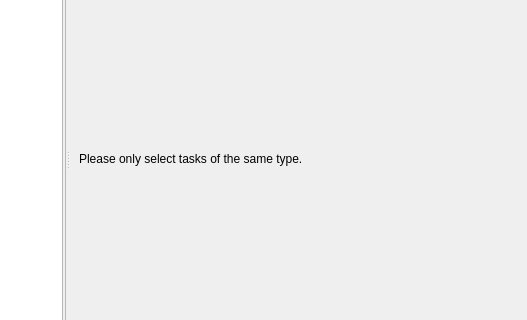
Before: the Qt Designer form resources/dialog.ui in shotgunsoftware/tk-multi-publish2, drawn with Qt 5; both pictures show x 210 to 737 and y 124 to 444 of the 737 by 615 pixel window.
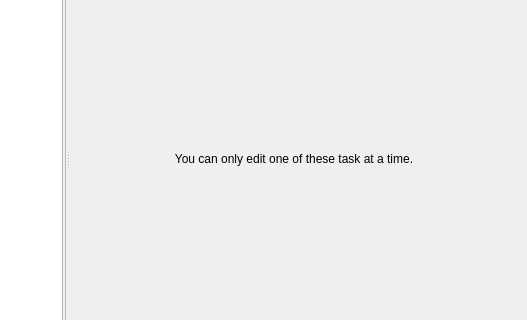
After: the same form once the commit is applied. The open tabs and pages were chosen to show the change. Icons and pictures are not drawn. Custom widgets are drawn as their Qt base class.

Commit message: added support for a ui that doesn't support multi edits.

```diff
--- a/resources/dialog.ui
+++ b/resources/dialog.ui
@@ -693,7 +693,10 @@
                   <item>
                    <widget class="QLabel" name="label_2">
                     <property name="text">
-                     <string>Please only select tasks of the same type.</string>
+                     <string>You can only edit one of these task at a time.</string>
+                    </property>
+                    <property name="alignment">
+                     <set>Qt::AlignCenter</set>
                     </property>
                    </widget>
                   </item>
```
Left out of the diff: 8 changed lines with no effect on the pictures. The commit also changes 5 other files.
